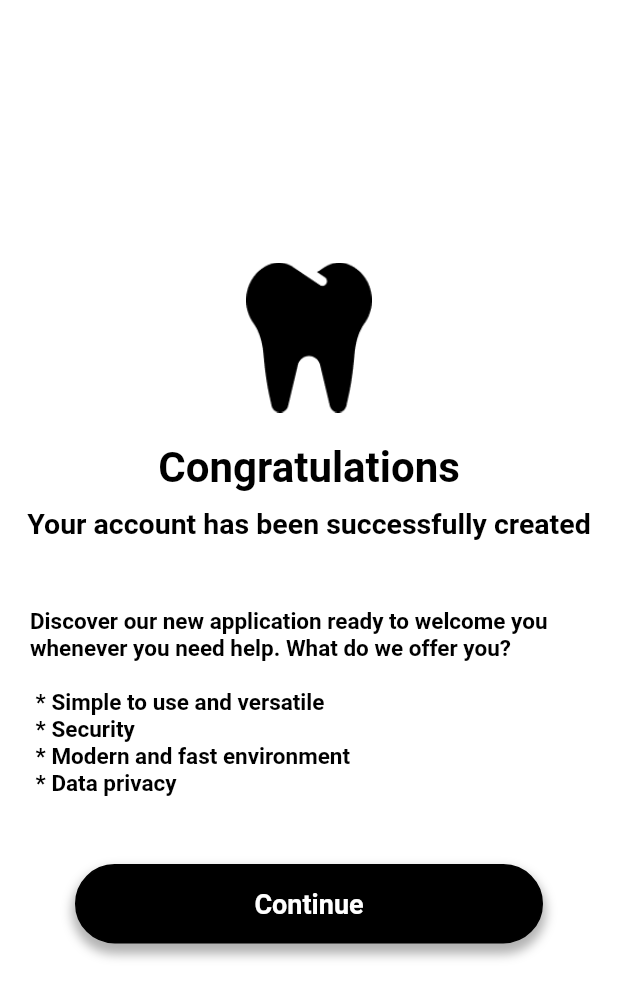
After one commit to robertbusaru/flutter_framework_app_bachelors_degree_project, a Flutter app: the AccountCreated screen opened directly, on a phone screen of 412 x 824 dp. The commit adds this screen. Shown: the top 998 px of the screen. Run offline on Flutter 3.47's test engine with Material 2 defaults, Android fonts, the phone set to English and light mode, and no system bars; our stand-ins replace cloud_firestore, firebase_auth, firebase_core, google_fonts, table_calendar; accounts and stored records are empty.

Commit message:
added successfully created page

```diff
--- /dev/null
+++ b/lib/components/my_home_page_button.dart
@@ -0,0 +1,46 @@
+import 'package:flutter/material.dart';
+import 'package:google_fonts/google_fonts.dart';
+
+class MyHomePageButton extends StatelessWidget{
+  final Function()? onTap;
+
+  const MyHomePageButton({
+    super.key,
+    required this.onTap,
+  });
+
+  @override
+  Widget build(BuildContext context){
+    return GestureDetector(
+      onTap: onTap,
+      child: Padding(
+        padding: const EdgeInsets.symmetric(horizontal: 50.0),
+        child: Container(
+          padding: const EdgeInsets.all(15),
+          decoration: BoxDecoration(
+            color: Colors.black,
+            border: Border.all(color: Colors.black),
+            borderRadius: BorderRadius.circular(30),
+            boxShadow: [
+              BoxShadow(
+                color: Colors.grey.withOpacity(0.8),
+                spreadRadius: 2,
+                blurRadius: 5,
+                offset: const Offset(0, 5), // changes position of shadow
+              ),
+            ],
+          ),
+          child: Center(
+            child: Text('Continue',
+              style: GoogleFonts.aBeeZee(
+                fontSize: 18,
+                color: Colors.white,
+                fontWeight: FontWeight.bold,
+              ),
+            ),
+          ),
+        ),
+      ),
+    );
+  }
+}
--- a/lib/pages/register_page.dart
+++ b/lib/pages/register_page.dart
@@ -1,12 +1,13 @@
 import 'package:cloud_firestore/cloud_firestore.dart';
 import 'package:dentalapp/components/my_text_field.dart';
 import 'package:dentalapp/pages/auth_page.dart';
+import 'package:dentalapp/pages/successfully_created_page.dart';
 import 'package:firebase_auth/firebase_auth.dart';
 import 'package:flutter/material.dart';
 import 'package:google_fonts/google_fonts.dart';
 import '../components/my_go_back_button.dart';
 import '../components/my_register_button.dart';
-import 'home_page.dart';
+
 
 class RegisterPage extends StatefulWidget{
 
@@ -51,7 +52,7 @@ class _RegisterPageState extends State<RegisterPage>{
         phoneController.text.trim(),
       );
 
-      goToHomePage();
+      goToHomePage(); // first, goes to the successfully account created screen, after that tot the homepage
     }
   }
 
@@ -70,7 +71,7 @@ class _RegisterPageState extends State<RegisterPage>{
     if (passwordController.text.trim() == confirmPasswordController.text.trim()) {
       Navigator.of(context).push(
         MaterialPageRoute(
-          builder: (context) => HomePage(),
+          builder: (context) => const AccountCreated(),
         ),
       );
     }
--- /dev/null
+++ b/lib/pages/successfully_created_page.dart
@@ -0,0 +1,79 @@
+import 'package:flutter/material.dart';
+import 'package:google_fonts/google_fonts.dart';
+import '../components/my_home_page_button.dart';
+import 'home_page.dart';
+
+
+class AccountCreated extends StatelessWidget{
+  const AccountCreated({super.key});
+
+  @override
+  Widget build(BuildContext context) => Scaffold(
+    backgroundColor: Colors.white,
+    body: SafeArea(
+      child: Center(
+          child: SingleChildScrollView(
+          child: Column(
+            mainAxisAlignment: MainAxisAlignment.center,
+              children: [
+
+                Image.asset(
+                  'lib/images/vector_login.png',
+                  height: 100,
+                  width: 100,
+                ),
+                const SizedBox(height: 20),
+
+                Text('Congratulations',
+                    style: GoogleFonts.aBeeZee(
+                      fontSize: 28,
+                      color: Colors.black,
+                      fontWeight: FontWeight.bold,
+                    )
+                ),
+                const SizedBox(height: 10),
+
+                // Create a new account text
+                Text(
+                    'Your account has been successfully created',
+                    style: GoogleFonts.aBeeZee(
+                      fontSize: 19,
+                      color: Colors.black,
+                      fontWeight: FontWeight.bold,
+                    )
+                ),
+                const SizedBox(height: 45),
+
+                Padding(
+                  padding: const EdgeInsets.only(left: 20),
+                  child: Text(
+                    'Discover our new application ready to welcome you whenever you need help. What do we offer you?'
+                        '\n\n * Simple to use and versatile\n * Security\n * Modern and fast environment\n * Data privacy',
+                    style: GoogleFonts.aBeeZee(
+                      fontSize: 15,
+                      color: Colors.black,
+                      fontWeight: FontWeight.bold,
+                    ),
+                  ),
+                ),
+
+                const SizedBox(height: 45),
+
+                MyHomePageButton(
+                    onTap: () {
+                      Navigator.of(context).push(
+                        MaterialPageRoute(
+                          builder: (context) => HomePage(),
+                        ),
+                      );
+                    }
+                ),
+                const SizedBox(height: 20),
+
+              ],
+          ),
+        )
+      )
+    )
+  );
+}
```
Also changed, not shown: lib/images/Google_Cloud_logo.png (added), pubspec.lock.
